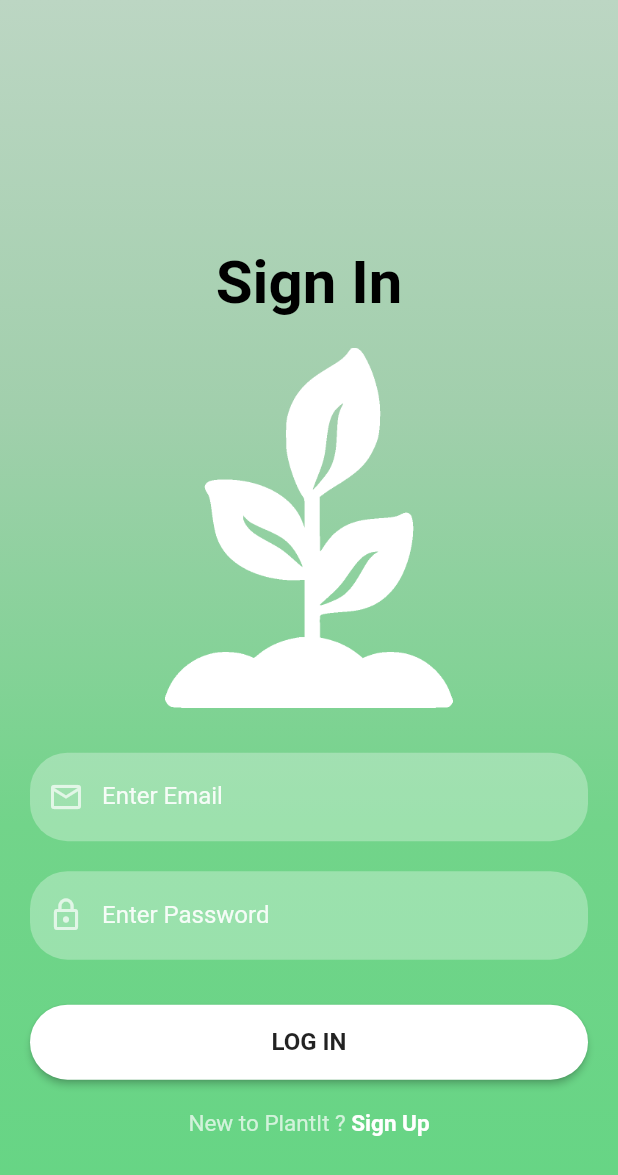
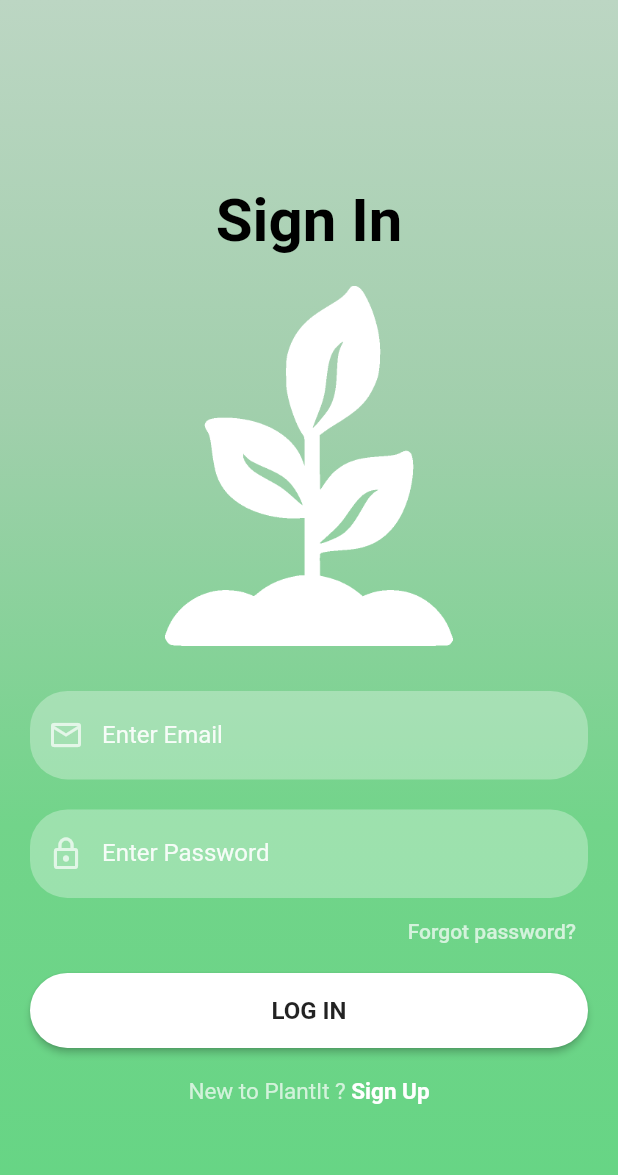
Before and after one commit to RonSolomon96/PLANTITPROJECT, a Flutter app: the screen it shows after launch, on a phone screen of 412 x 824 dp. Shown: the top 1175 px of the screen. Run offline on Flutter 3.47's test engine with Material 2 defaults, Android fonts, the phone set to English and light mode, and no system bars; our stand-ins replace awesome_snackbar_content; project files that could hold a hidden picture were left out.

Commit message:
add reset password logic

```diff
--- a/plantit/lib/reusable/reusableWidget.dart
+++ b/plantit/lib/reusable/reusableWidget.dart
@@ -48,7 +48,7 @@ TextField reusableTextField(String text, IconData icon, bool isPassword, TextEdi
   );
 }
 
-Container loginSignupButton(BuildContext context, bool isLogin, Function onPress) {
+Container senToServerButton(BuildContext context, String title, Function onPress) {
   return Container(
     width: MediaQuery.of(context).size.width,
     height: 50,
@@ -72,7 +72,7 @@ Container loginSignupButton(BuildContext context, bool isLogin, Function onPress
         )
       ),
       child: Text(
-        isLogin ? "LOG IN" : "SIGN UP",
+        title,
         style: const TextStyle(
           color: Colors.black87,
           fontWeight: FontWeight.bold,
--- a/plantit/lib/screens/loginScreen.dart
+++ b/plantit/lib/screens/loginScreen.dart
@@ -1,4 +1,5 @@
 import 'package:flutter/material.dart';
+import 'package:plantit/screens/resetPssword.dart';
 import 'package:plantit/screens/signupScreen.dart';
 import '../reusable/reusableWidget.dart';
 import '../reusable/reusableFuncs.dart';
@@ -36,7 +37,7 @@ class _LoginScreenState extends State<LoginScreen> {
         ),
         child: SingleChildScrollView(
           child: Padding(
-            padding: EdgeInsets.fromLTRB(20, MediaQuery.of(context).size.height * 0.2, 20, 0),
+            padding: EdgeInsets.fromLTRB(20, MediaQuery.of(context).size.height * 0.15, 20, 0),
             child: Column(
               children: <Widget>[
                 titleWidget("Sign In"),
@@ -46,8 +47,9 @@ class _LoginScreenState extends State<LoginScreen> {
                 reusableTextField("Enter Email", Icons.email_outlined, false, emailTextController),
                 const SizedBox(height: 20),
                 reusableTextField("Enter Password", Icons.lock_outline, true, passwordTextController),
-                const SizedBox(height: 20),
-                loginSignupButton(context, true,  (){signIn(context);}),
+                const SizedBox(height: 5),
+                forgotPassword(context),
+                senToServerButton(context, "LOG IN",  (){signIn(context);}),
                 loginSignupOption(context, false, "New to PlantIt ? ", "Sign Up", () {
                   emailTextController.clear();
                   passwordTextController.clear();
@@ -91,4 +93,25 @@ class _LoginScreenState extends State<LoginScreen> {
       }
     });
   }
+
+  Widget forgotPassword(BuildContext context) {
+    return Container(
+      width: MediaQuery.of(context).size.width,
+      height: 35,
+      alignment: Alignment.bottomRight,
+      child: TextButton(
+        child: const Text(
+          "Forgot password?",
+          style: TextStyle(color: Colors.white70),
+          textAlign: TextAlign.right,
+        ),
+        onPressed: () {
+          emailTextController.clear();
+          passwordTextController.clear();
+          Navigator.push(context,
+              MaterialPageRoute(builder: (context) => ResetPassword()));
+        },
+      ),
+    );
+  }
 }
--- a/plantit/lib/screens/signupScreen.dart
+++ b/plantit/lib/screens/signupScreen.dart
@@ -51,7 +51,7 @@ class _SignupScreenState extends State<SignupScreen> {
                 const SizedBox(height: 20),
                 reusableTextField("Confirm Password", Icons.lock_outline, true, password2TextController),
                 const SizedBox(height: 20),
-                loginSignupButton(context, false, (){signUp(context);}),
+                senToServerButton(context, "SIGN UP", (){signUp(context);}),
                 loginSignupOption(context, true, "Already have account ? ", "Log In", () {
                   emailTextController.clear();
                   userNameTextController.clear();
```
Also changed, not shown: plantit/lib/screens/resetPssword.dart (added, +83 -0 lines), 1 other file.
